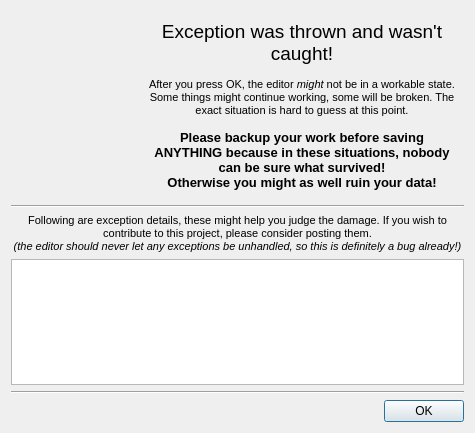
First picture: the form in ui/ExceptionDialog.ui, repository timbaker/ceed, before the edit.
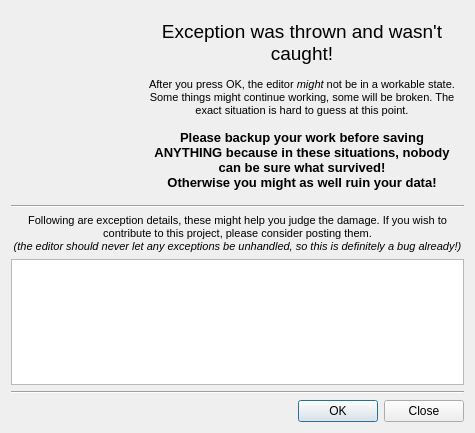
Second picture: the form after the edit. Icons and pictures are not drawn.

Commit message: ADD: Close button to exception dialog, allowing users to close the whole editor immediately in cases where things go horribly wrong and endless exception spew begins

The edit to the form file:
```diff
--- a/ui/ExceptionDialog.ui
+++ b/ui/ExceptionDialog.ui
@@ -96,7 +96,10 @@
       <enum>Qt::Horizontal</enum>
      </property>
      <property name="standardButtons">
-      <set>QDialogButtonBox::Ok</set>
+      <set>QDialogButtonBox::Close|QDialogButtonBox::Ok</set>
+     </property>
+     <property name="centerButtons">
+      <bool>false</bool>
      </property>
     </widget>
    </item>
```
The commit also changes 1 other file.
